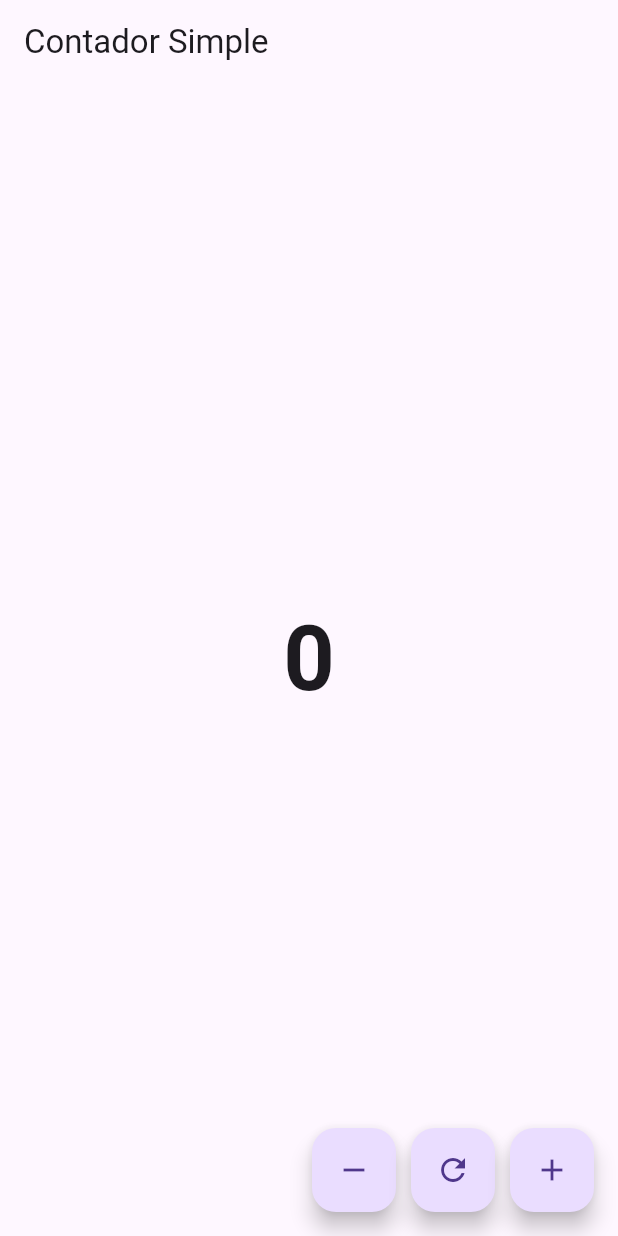
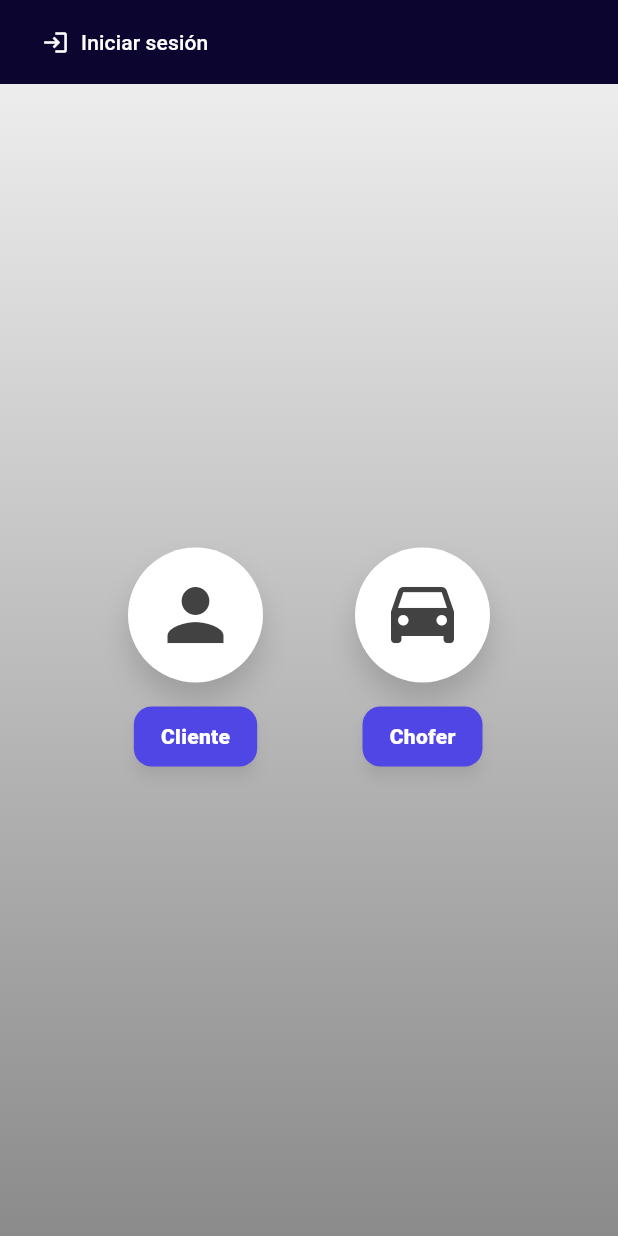
Before and after one commit to DiegoIgles/flutter-prueba, a Flutter app: the screen it shows after launch, on a phone screen of 412 x 824 dp. Run offline on Flutter 3.47's test engine with Material 3 defaults, Android fonts, the phone set to English and light mode, and no system bars; our stand-ins replace location.

Commit message:
primer commit

```diff
--- a/lib/main.dart
+++ b/lib/main.dart
@@ -1,4 +1,5 @@
 import 'package:flutter/material.dart';
+import 'pages/home_page.dart'; // ← usamos HomePage
 
 void main() {
   runApp(const MyApp());
@@ -9,70 +10,14 @@ class MyApp extends StatelessWidget {
 
   @override
   Widget build(BuildContext context) {
-    return const MaterialApp(
+    return MaterialApp(
       debugShowCheckedModeBanner: false,
-      home: CounterPage(),
+      title: 'Transporte App',
+      theme: ThemeData(
+        colorScheme: ColorScheme.fromSeed(seedColor: Color(0xFF4F46E5)),
+        useMaterial3: true,
+      ),
+      home: const HomePage(), // ← aquí cambiamos a HomePage
     );
   }
 }
-
-class CounterPage extends StatefulWidget {
-  const CounterPage({super.key});
-
-  @override
-  State<CounterPage> createState() => _CounterPageState();
-}
-
-class _CounterPageState extends State<CounterPage> {
-  int counter = 0;
-
-  void incrementar() {
-    setState(() {
-      counter++;
-    });
-  }
-
-  void decrementar() {
-    setState(() {
-      counter--;
-    });
-  }
-
-  void resetear() {
-    setState(() {
-      counter = 0;
-    });
-  }
-
-  @override
-  Widget build(BuildContext context) {
-    return Scaffold(
-      appBar: AppBar(title: const Text("Contador Simple")),
-      body: Center(
-        child: Text(
-          "$counter",
-          style: const TextStyle(fontSize: 60, fontWeight: FontWeight.bold),
-        ),
-      ),
-      floatingActionButton: Row(
-        mainAxisAlignment: MainAxisAlignment.end,
-        children: [
-          FloatingActionButton(
-            onPressed: decrementar,
-            child: const Icon(Icons.remove),
-          ),
-          const SizedBox(width: 10),
-          FloatingActionButton(
-            onPressed: resetear,
-            child: const Icon(Icons.refresh),
-          ),
-          const SizedBox(width: 10),
-          FloatingActionButton(
-            onPressed: incrementar,
-            child: const Icon(Icons.add),
-          ),
-        ],
-      ),
-    );
-  }
-}
--- /dev/null
+++ b/lib/models/cliente.dart
@@ -0,0 +1,15 @@
+class Cliente {
+  final int id;
+  final String nombre;
+  final String email;
+
+  Cliente({required this.id, required this.nombre, required this.email});
+
+  factory Cliente.fromJson(Map<String, dynamic> json) {
+    return Cliente(
+      id: json['id'],
+      nombre: json['nombre'],
+      email: json['email'],
+    );
+  }
+}
--- /dev/null
+++ b/lib/pages/home_page.dart
@@ -0,0 +1,142 @@
+import 'package:flutter/material.dart';
+import '../widgets/sidebar.dart';
+import 'cliente_login_page.dart';
+
+class HomePage extends StatelessWidget {
+  const HomePage({super.key});
+
+  final bool isLoggedIn = false; // Cambiar a true si el usuario inicia sesión
+
+  @override
+  Widget build(BuildContext context) {
+    const purple = Color(0xFF4F46E5);
+    const topBar = Color(0xFF0B0530);
+
+    return Scaffold(
+      drawer: isLoggedIn ? const AppSidebar() : null, // solo si está logueado
+      appBar: AppBar(
+        backgroundColor: topBar,
+        elevation: 0,
+        iconTheme: const IconThemeData(color: Colors.white),
+        title: isLoggedIn
+            ? null
+            : TextButton.icon(
+                onPressed: () {
+                  Navigator.push(
+                    context,
+                    MaterialPageRoute(builder: (_) => const ClienteLoginPage()),
+                  );
+                },
+                icon: const Icon(Icons.login, color: Colors.white),
+                label: const Text(
+                  'Iniciar sesión',
+                  style: TextStyle(color: Colors.white),
+                ),
+              ),
+      ),
+      body: Container(
+        decoration: const BoxDecoration(
+          gradient: LinearGradient(
+            begin: Alignment.topCenter,
+            end: Alignment.bottomCenter,
+            colors: [Color(0xFFEDEDED), Color(0xFF8B8B8B)],
+          ),
+        ),
+        child: Center(
+          child: ConstrainedBox(
+            constraints: const BoxConstraints(maxWidth: 480),
+            child: Padding(
+              padding: const EdgeInsets.symmetric(horizontal: 24),
+              child: Row(
+                mainAxisAlignment: MainAxisAlignment.spaceEvenly,
+                children: [
+                  _RoleCard(
+                    icon: Icons.person,
+                    label: 'Cliente',
+                    color: purple,
+                    onTap: () {
+                      Navigator.push(
+                        context,
+                        MaterialPageRoute(builder: (_) => const ClienteLoginPage()),
+                      );
+                    },
+                  ),
+                  _RoleCard(
+                    icon: Icons.drive_eta,
+                    label: 'Chofer',
+                    color: purple,
+                    onTap: () {
+                      ScaffoldMessenger.of(context).showSnackBar(
+                        const SnackBar(content: Text('Login de chofer aún no implementado')),
+                      );
+                    },
+                  ),
+                ],
+              ),
+            ),
+          ),
+        ),
+      ),
+    );
+  }
+}
+
+class _RoleCard extends StatelessWidget {
+  final IconData icon;
+  final String label;
+  final Color color;
+  final VoidCallback onTap;
+
+  const _RoleCard({
+    required this.icon,
+    required this.label,
+    required this.color,
+    required this.onTap,
+  });
+
+  @override
+  Widget build(BuildContext context) {
+    return Column(
+      mainAxisSize: MainAxisSize.min,
+      children: [
+        Container(
+          width: 90,
+          height: 90,
+          decoration: BoxDecoration(
+            color: Colors.white,
+            shape: BoxShape.circle,
+            boxShadow: [
+              BoxShadow(
+                blurRadius: 16,
+                offset: const Offset(0, 12),
+                color: Colors.black.withOpacity(0.15),
+              ),
+            ],
+          ),
+          child: Icon(icon, size: 56, color: Colors.grey.shade800),
+        ),
+        const SizedBox(height: 12),
+        ElevatedButton(
+          style: ElevatedButton.styleFrom(
+            backgroundColor: color,
+            foregroundColor: Colors.white,
+            elevation: 4,
+            padding: const EdgeInsets.symmetric(horizontal: 18, vertical: 10),
+            shape: RoundedRectangleBorder(
+              borderRadius: BorderRadius.circular(12),
+            ),
+            shadowColor: Colors.black.withOpacity(0.35),
+          ),
+          onPressed: onTap,
+          child: Text(
+            label,
+            style: const TextStyle(
+              fontWeight: FontWeight.w800,
+              letterSpacing: 0.2,
+            ),
+          ),
+        ),
+      ],
+    );
+  }
+}
--- a/pubspec.yaml
+++ b/pubspec.yaml
@@ -36,6 +36,7 @@ dependencies:
   # Use with the CupertinoIcons class for iOS style icons.
   cupertino_icons: ^1.0.8
   http: ^0.13.5
+  location: ^5.0.3
 dev_dependencies:
   flutter_test:
     sdk: flutter
```
Also changed, not shown: lib/models/login_request.dart (added, +11 -0 lines), lib/models/token_response.dart (added, +11 -0 lines), lib/pages/cliente_login_page.dart (added, +175 -0 lines), lib/pages/cliente_welcome_page.dart (added, +76 -0 lines), lib/services/auth_service.dart (added, +39 -0 lines), lib/widgets/sidebar.dart (added, +92 -0 lines), pubspec.lock, 1 other file.
